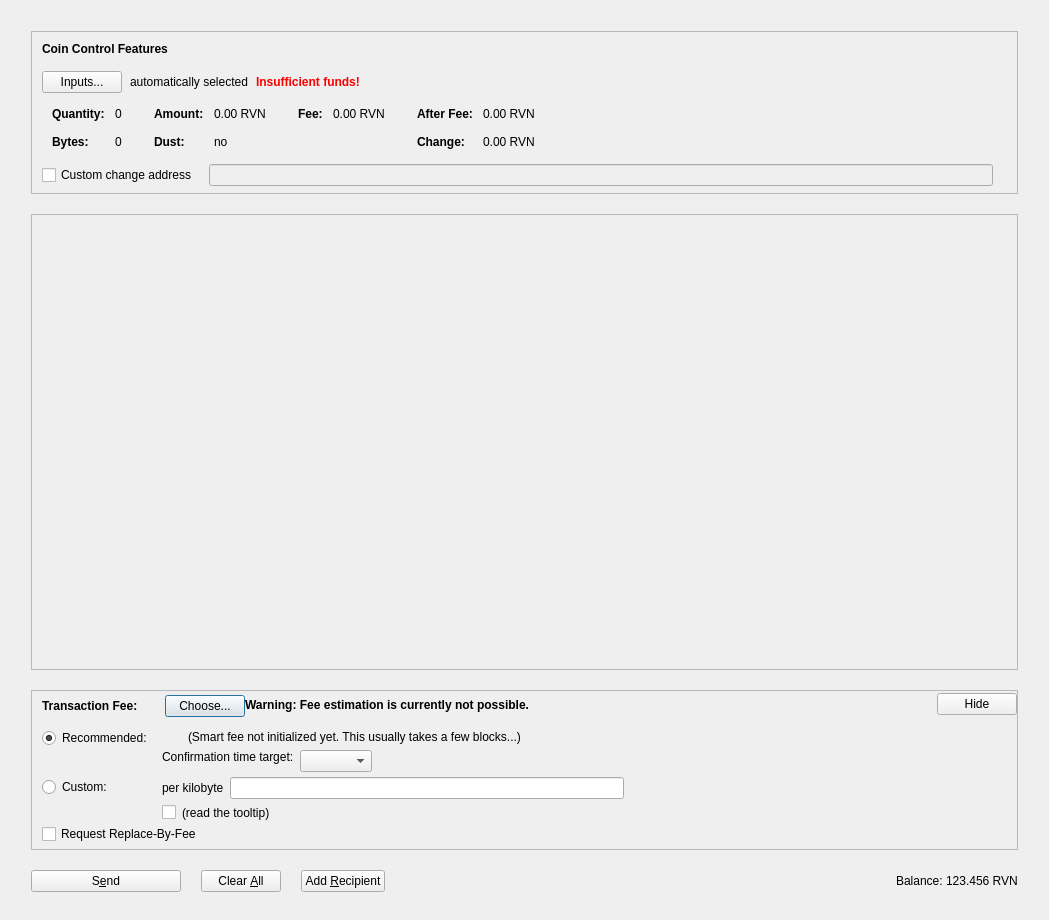
NiftyRaven/x-coin, file src/qt/forms/sendcoinsdialog.ui: the form before one commit.
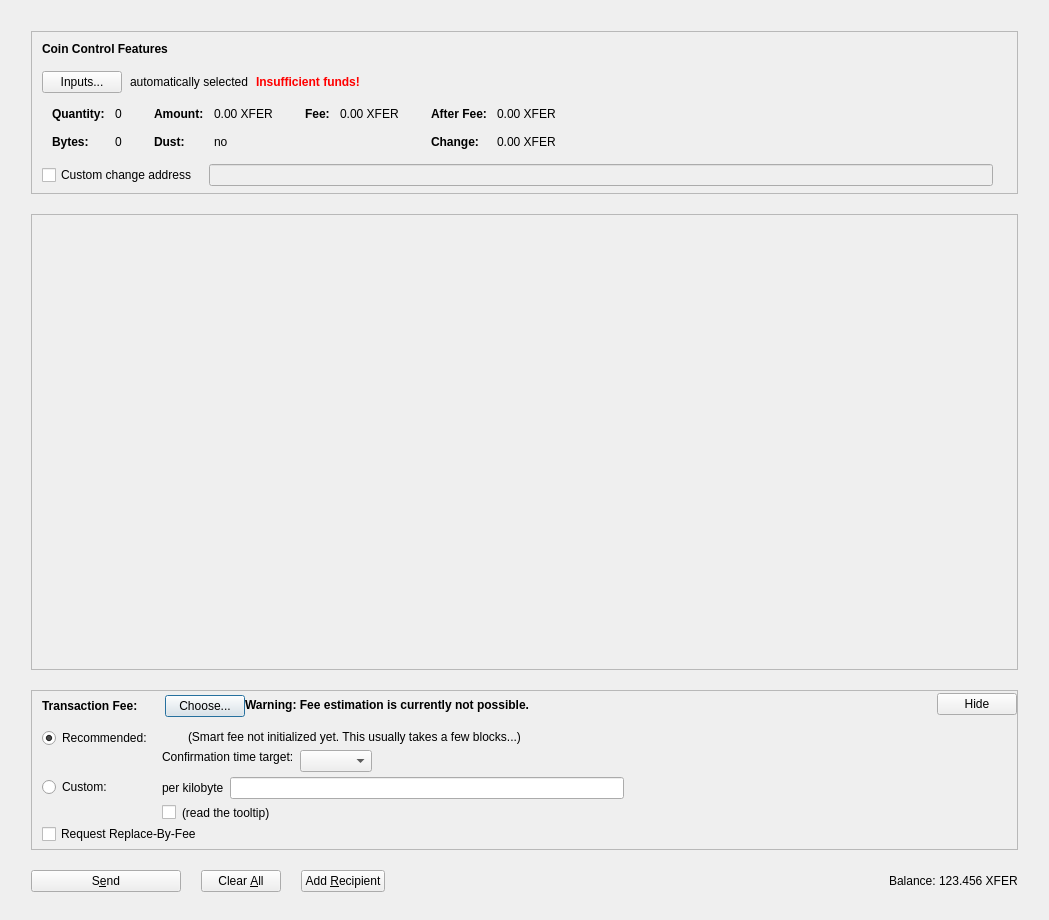
The form after the commit. Icons and pictures are not drawn. Custom widgets are drawn as their Qt base class.

Patch:
```diff
--- a/src/qt/forms/sendcoinsdialog.ui
+++ b/src/qt/forms/sendcoinsdialog.ui
@@ -341,7 +341,7 @@
                     <enum>Qt::ActionsContextMenu</enum>
                    </property>
                    <property name="text">
-                    <string notr="true">0.00 RVN</string>
+                    <string notr="true">0.00 XFER</string>
                    </property>
                    <property name="textInteractionFlags">
                     <set>Qt::LinksAccessibleByMouse|Qt::TextSelectableByKeyboard|Qt::TextSelectableByMouse</set>
@@ -421,7 +421,7 @@
                     <enum>Qt::ActionsContextMenu</enum>
                    </property>
                    <property name="text">
-                    <string notr="true">0.00 RVN</string>
+                    <string notr="true">0.00 XFER</string>
                    </property>
                    <property name="textInteractionFlags">
                     <set>Qt::LinksAccessibleByMouse|Qt::TextSelectableByKeyboard|Qt::TextSelectableByMouse</set>
@@ -472,7 +472,7 @@
                     <enum>Qt::ActionsContextMenu</enum>
                    </property>
                    <property name="text">
-                    <string notr="true">0.00 RVN</string>
+                    <string notr="true">0.00 XFER</string>
                    </property>
                    <property name="textInteractionFlags">
                     <set>Qt::LinksAccessibleByMouse|Qt::TextSelectableByKeyboard|Qt::TextSelectableByMouse</set>
@@ -501,7 +501,7 @@
                     <enum>Qt::ActionsContextMenu</enum>
                    </property>
                    <property name="text">
-                    <string notr="true">0.00 RVN</string>
+                    <string notr="true">0.00 XFER</string>
                    </property>
                    <property name="textInteractionFlags">
                     <set>Qt::LinksAccessibleByMouse|Qt::TextSelectableByKeyboard|Qt::TextSelectableByMouse</set>
@@ -1267,7 +1267,7 @@
             <cursorShape>IBeamCursor</cursorShape>
            </property>
            <property name="text">
-            <string notr="true">123.456 RVN</string>
+            <string notr="true">123.456 XFER</string>
            </property>
            <property name="textInteractionFlags">
             <set>Qt::LinksAccessibleByMouse|Qt::TextSelectableByKeyboard|Qt::TextSelectableByMouse</set>
```
